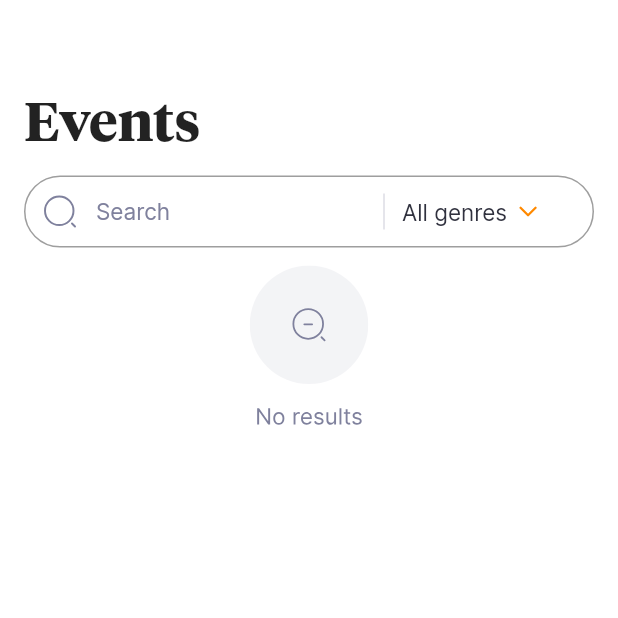
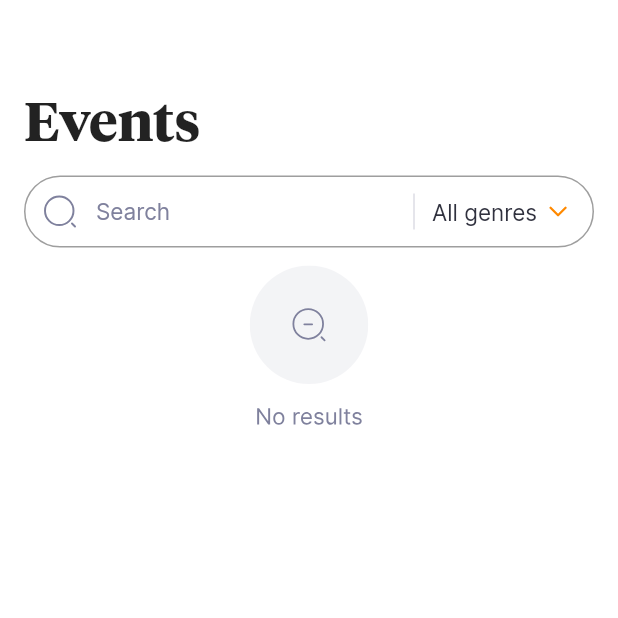
Before and after one commit to dorobantu14/events_app, a Flutter app: the screen it shows after launch, on a phone screen of 412 x 824 dp, the top half of it. Run offline on Flutter 3.47's test engine with Material 2 defaults, Android fonts, the phone set to English and light mode, and no system bars; our stand-ins replace carousel_slider, dio, flutter_bloc, flutter_svg, freezed_annotation; missing offline and left inert: result_type; network calls fail.

Commit message:
Search bar bug solved

```diff
--- a/lib/events_list/presentation/filter_bar.dart
+++ b/lib/events_list/presentation/filter_bar.dart
@@ -87,7 +87,7 @@ class _FilterBarState extends State<FilterBar> {
 
   Widget getGenreFilter() {
     return SizedBox(
-      width: 148,
+      width: textEditingController.value.text != '' ? 148 : 128,
       child: Row(
         children: [
           getCloseIcon(),
```
